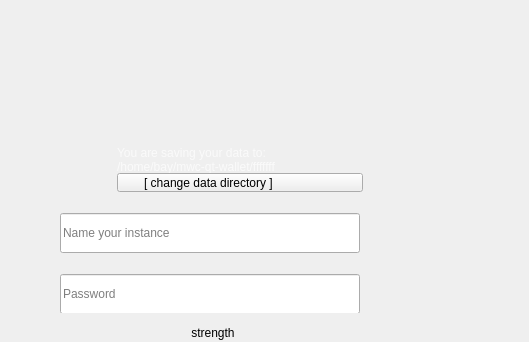
Above: windows_desktop/a_initaccount.ui from 0xkobe/mwc-wallet before the change; both pictures show x 104 to 633 and y 0 to 342 of the 633 by 698 pixel window. Below: the same form after it.
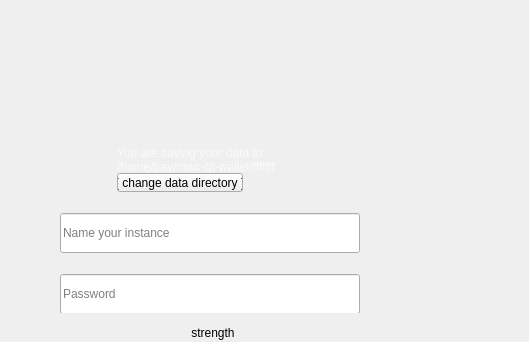
That is the form after the change. Icons and pictures are not drawn. Custom widgets are drawn as their Qt base class.

Diff of the .ui file:
```diff
--- a/windows_desktop/a_initaccount.ui
+++ b/windows_desktop/a_initaccount.ui
@@ -320,15 +320,21 @@
             <rect>
              <x>105</x>
              <y>45</y>
-             <width>246</width>
+             <width>126</width>
              <height>19</height>
             </rect>
            </property>
+           <property name="minimumSize">
+            <size>
+             <width>126</width>
+             <height>0</height>
+            </size>
+           </property>
            <property name="layoutDirection">
             <enum>Qt::LeftToRight</enum>
            </property>
            <property name="text">
-            <string>[ change data directory ]                   </string>
+            <string>[ change data directory ]</string>
            </property>
           </widget>
          </widget>
```
